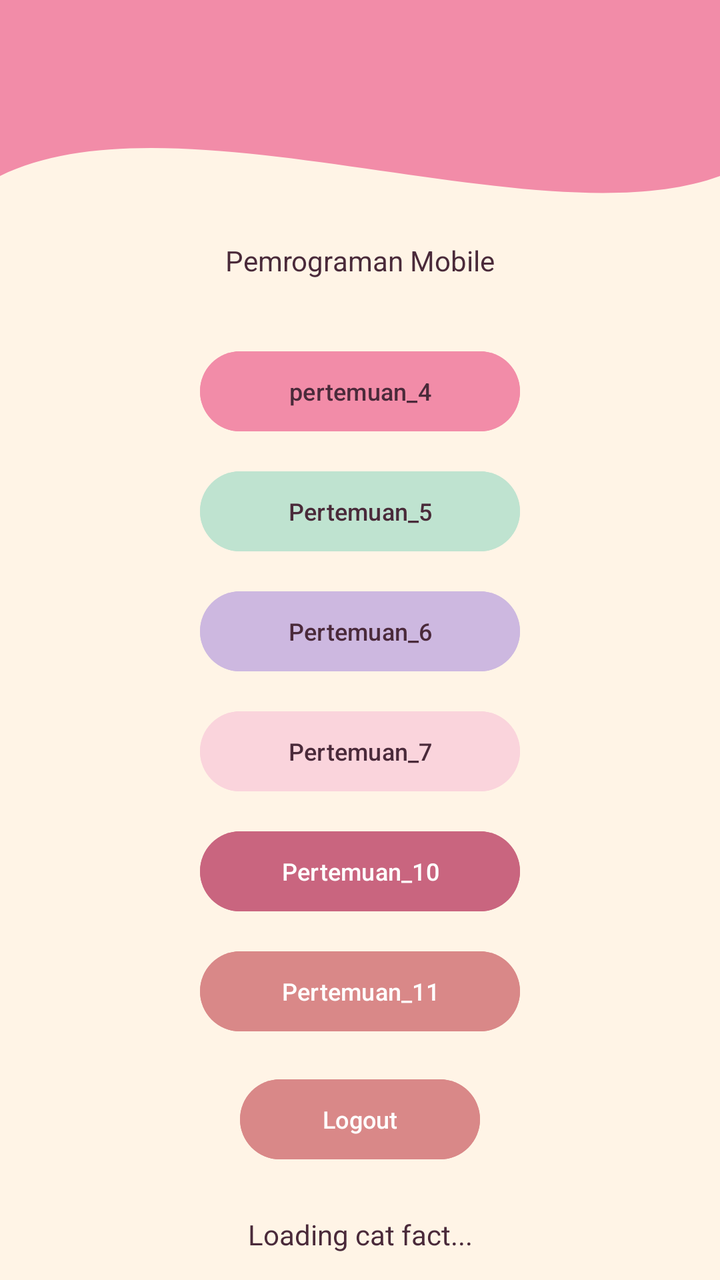
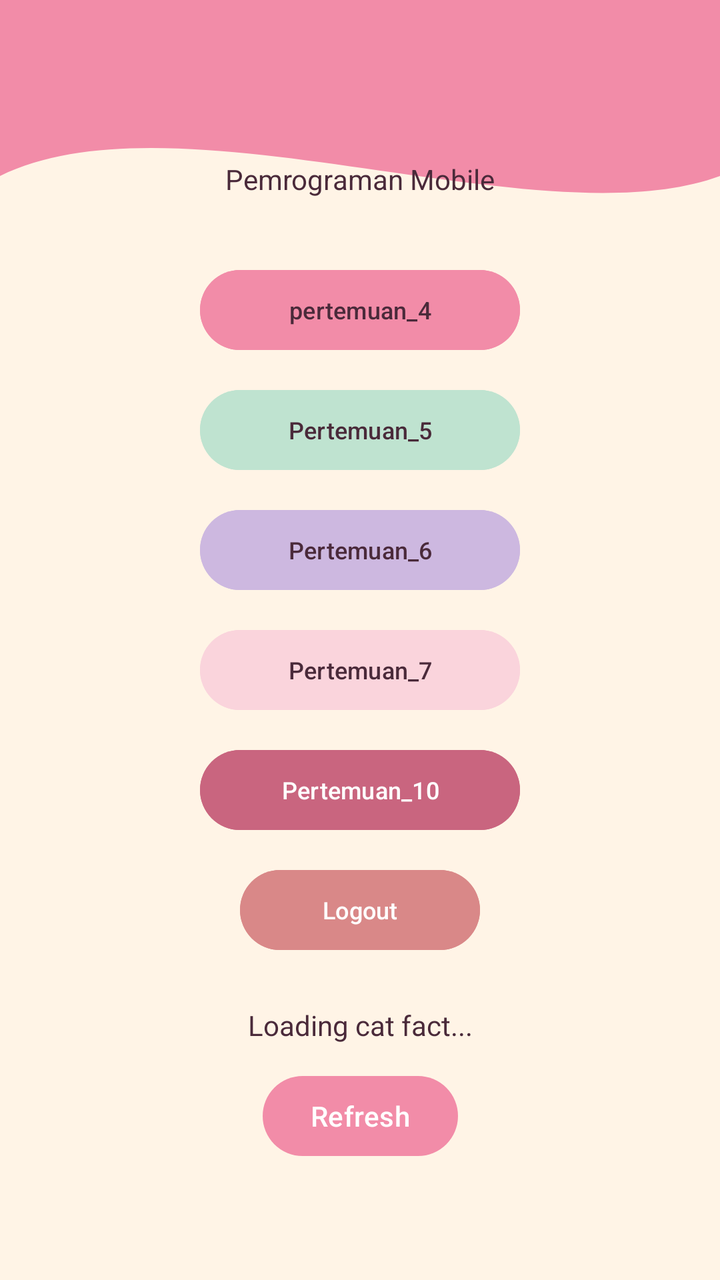

Screens rendered from an Android XML layout before and after an edit, with the pre-edit source and the edit as a unified diff.
<!-- AndroidManifest.xml: application theme Theme.Saturnussalsa -->
<!-- res/layout/fragment_home.xml -->
<?xml version="1.0" encoding="utf-8"?>
<androidx.constraintlayout.widget.ConstraintLayout xmlns:android="http://schemas.android.com/apk/res/android"
    xmlns:app="http://schemas.android.com/apk/res-auto"
    xmlns:tools="http://schemas.android.com/tools"
    android:layout_width="match_parent"
    android:layout_height="match_parent"
    android:background="@color/screen_background"
    tools:context=".home.HomeFragment">

    <View
        android:id="@+id/background_header"
        android:layout_width="0dp"
        android:layout_height="220dp"
        android:background="@drawable/bg_header_wave"
        app:layout_constraintStart_toStartOf="parent"
        app:layout_constraintEnd_toEndOf="parent"
        app:layout_constraintTop_toTopOf="parent"/>

    <androidx.appcompat.widget.Toolbar
        android:id="@+id/toolbar"
        android:layout_width="match_parent"
        android:layout_height="?attr/actionBarSize"
        android:background="@android:color/transparent"
        app:layout_constraintTop_toTopOf="parent"
        app:titleTextColor="@android:color/white" />

    <TextView
        android:id="@+id/textViewWelcome"
        android:layout_width="wrap_content"
        android:layout_height="wrap_content"
        android:text="Pemrograman Mobile"
        android:textColor="@color/text_primary"
        android:textSize="14sp"
        app:layout_constraintBottom_toTopOf="@+id/linearLayoutButtons"
        app:layout_constraintEnd_toEndOf="parent"
        app:layout_constraintStart_toStartOf="parent"
        app:layout_constraintTop_toBottomOf="@+id/toolbar"
        app:layout_constraintVertical_chainStyle="packed" />

    <LinearLayout
        android:id="@+id/linearLayoutButtons"
        android:layout_width="wrap_content"
        android:layout_height="wrap_content"
        android:layout_marginTop="32dp"
        android:gravity="center_horizontal"
        android:orientation="vertical"
        app:layout_constraintBottom_toBottomOf="parent"
        app:layout_constraintEnd_toEndOf="parent"
        app:layout_constraintStart_toStartOf="parent"
        app:layout_constraintTop_toBottomOf="@+id/textViewWelcome">

        <com.google.android.material.button.MaterialButton
            android:id="@+id/btnToFourth"
            android:layout_width="160dp"
            android:layout_height="48dp"
            android:layout_marginBottom="12dp"
            android:backgroundTint="@color/palette_p4"
            android:text="pertemuan_4"
            android:textAllCaps="false"
            android:textColor="@color/text_primary"
            android:textSize="12sp"
            app:cornerRadius="24dp" />

        <com.google.android.material.button.MaterialButton
            android:id="@+id/btnToFifth"
            android:layout_width="160dp"
            android:layout_height="48dp"
            android:layout_marginBottom="12dp"
            android:backgroundTint="@color/palette_p5"
            android:text="Pertemuan_5"
            android:textAllCaps="false"
            android:textColor="@color/text_primary"
            android:textSize="12sp"
            app:cornerRadius="24dp" />

        <com.google.android.material.button.MaterialButton
            android:id="@+id/btnToSixth"
            android:layout_width="160dp"
            android:layout_height="48dp"
            android:layout_marginBottom="12dp"
            android:backgroundTint="@color/palette_p6"
            android:text="Pertemuan_6"
            android:textAllCaps="false"
            android:textColor="@color/text_primary"
            android:textSize="12sp"
            app:cornerRadius="24dp" />

        <com.google.android.material.button.MaterialButton
            android:id="@+id/btnToSeventh"
            android:layout_width="160dp"
            android:layout_height="48dp"
            android:layout_marginBottom="12dp"
            android:backgroundTint="@color/palette_p7"
            android:text="Pertemuan_7"
            android:textAllCaps="false"
            android:textColor="@color/text_primary"
            android:textSize="12sp"
            app:cornerRadius="24dp" />

        <com.google.android.material.button.MaterialButton
            android:id="@+id/btnToTenth"
            android:layout_width="160dp"
            android:layout_height="48dp"
            android:layout_marginBottom="12dp"
            android:backgroundTint="@color/palette_p10"
            android:text="Pertemuan_10"
            android:textAllCaps="false"
            android:textColor="#FFFFFF"
            android:textSize="12sp"
            app:cornerRadius="24dp" />

        <com.google.android.material.button.MaterialButton
            android:id="@+id/btnToEleventh"
            android:layout_width="160dp"
            android:layout_height="48dp"
            android:layout_marginBottom="16dp"
            android:backgroundTint="@color/palette_logout"
            android:text="Pertemuan_11"
            android:textAllCaps="false"
            android:textColor="#FFFFFF"
            android:textSize="12sp"
            app:cornerRadius="24dp" />

        <com.google.android.material.button.MaterialButton
            android:id="@+id/btnLogout"
            android:layout_width="120dp"
            android:layout_height="48dp"
            android:backgroundTint="@color/palette_logout"
            android:text="Logout"
            android:textAllCaps="false"
            android:textColor="#FFFFFF"
            android:textSize="12sp"
            app:cornerRadius="24dp" />

    </LinearLayout>

    <TextView
        android:id="@+id/tvCatFact"
        android:layout_width="match_parent"
        android:layout_height="wrap_content"
        android:layout_marginTop="24dp"
        android:gravity="center"
        android:text="Loading cat fact..."
        android:textAlignment="center"
        android:textSize="14sp"
        android:textColor="@color/text_primary"
        app:layout_constraintTop_toBottomOf="@+id/linearLayoutButtons" />

    <Button
        android:id="@+id/btnRefresh"
        android:layout_width="wrap_content"
        android:layout_height="wrap_content"
        android:layout_marginTop="12dp"
        android:text="Refresh"
        app:layout_constraintStart_toStartOf="parent"
        app:layout_constraintEnd_toEndOf="parent"
        app:layout_constraintTop_toBottomOf="@+id/tvCatFact" />

</androidx.constraintlayout.widget.ConstraintLayout>
<!-- resources referenced by this layout -->
<resources>
  <color name="palette_logout">#D98888</color>
  <color name="palette_p10">@color/dusty_rose</color>
  <color name="palette_p4">@color/rose_pink</color>
  <color name="palette_p5">@color/soft_mint</color>
  <color name="palette_p6">@color/lavender</color>
  <color name="palette_p7">@color/blush</color>
  <color name="screen_background">@color/cream</color>
  <color name="text_primary">@color/plum</color>
  <!-- drawable bg_header_wave (drawable) -->
  <vector xmlns:android="http://schemas.android.com/apk/res/android"
      android:width="100dp"
      android:height="100dp"
      android:viewportWidth="100"
      android:viewportHeight="100">
  
      <path
          android:fillColor="?attr/colorPrimary"
          android:pathData="
              M0,0
              L100,0
              L100,40
              C 75,55
                25,20
                0,40
              Z" />
  </vector>
  <style name="Theme.Saturnussalsa" parent="Base.Theme.Saturnussalsa" />
  <color name="dusty_rose">#C9657F</color>
  <color name="rose_pink">#F28CA8</color>
  <color name="soft_mint">#BFE3D0</color>
  <color name="lavender">#CDB8E0</color>
  <color name="blush">#FAD4DC</color>
  <color name="cream">#FFF4E6</color>
  <color name="plum">#4A2A3A</color>
  <style name="Base.Theme.Saturnussalsa" parent="Theme.Material3.DayNight.NoActionBar">
          
          <item name="colorPrimary">@color/purple_primary</item>
          <item name="colorOnPrimary">@color/white</item>
          <item name="colorPrimaryContainer">@color/purple_container</item>
      </style>
  <color name="purple_primary">@color/rose_pink</color>
  <color name="white">#FFFFFFFF</color>
  <color name="purple_container">@color/cream</color>
</resources>

<!-- the commit's change to res/layout/fragment_home.xml (unified diff, before → after) -->
@@ -1,5 +1,5 @@
 <?xml version="1.0" encoding="utf-8"?>
-<androidx.constraintlayout.widget.ConstraintLayout xmlns:android="http://schemas.android.com/apk/res/android"
+<androidx.coordinatorlayout.widget.CoordinatorLayout xmlns:android="http://schemas.android.com/apk/res/android"
     xmlns:app="http://schemas.android.com/apk/res-auto"
     xmlns:tools="http://schemas.android.com/tools"
     android:layout_width="match_parent"
@@ -7,153 +7,169 @@
     android:background="@color/screen_background"
     tools:context=".home.HomeFragment">
 
+    
     <View
-        android:id="@+id/background_header"
-        android:layout_width="0dp"
+        android:layout_width="match_parent"
         android:layout_height="220dp"
         android:background="@drawable/bg_header_wave"
-        app:layout_constraintStart_toStartOf="parent"
-        app:layout_constraintEnd_toEndOf="parent"
-        app:layout_constraintTop_toTopOf="parent"/>
+        android:layout_gravity="top" />
 
-    <androidx.appcompat.widget.Toolbar
-        android:id="@+id/toolbar"
-        android:layout_width="match_parent"
-        android:layout_height="?attr/actionBarSize"
-        android:background="@android:color/transparent"
-        app:layout_constraintTop_toTopOf="parent"
-        app:titleTextColor="@android:color/white" />
-
-    <TextView
-        android:id="@+id/textViewWelcome"
-        android:layout_width="wrap_content"
-        android:layout_height="wrap_content"
-        android:text="Pemrograman Mobile"
-        android:textColor="@color/text_primary"
-        android:textSize="14sp"
-        app:layout_constraintBottom_toTopOf="@+id/linearLayoutButtons"
-        app:layout_constraintEnd_toEndOf="parent"
-        app:layout_constraintStart_toStartOf="parent"
-        app:layout_constraintTop_toBottomOf="@+id/toolbar"
-        app:layout_constraintVertical_chainStyle="packed" />
-
-    <LinearLayout
-        android:id="@+id/linearLayoutButtons"
-        android:layout_width="wrap_content"
-        android:layout_height="wrap_content"
-        android:layout_marginTop="32dp"
-        android:gravity="center_horizontal"
-        android:orientation="vertical"
-        app:layout_constraintBottom_toBottomOf="parent"
-        app:layout_constraintEnd_toEndOf="parent"
-        app:layout_constraintStart_toStartOf="parent"
-        app:layout_constraintTop_toBottomOf="@+id/textViewWelcome">
-
-        <com.google.android.material.button.MaterialButton
-            android:id="@+id/btnToFourth"
-            android:layout_width="160dp"
-            android:layout_height="48dp"
-            android:layout_marginBottom="12dp"
-            android:backgroundTint="@color/palette_p4"
-            android:text="pertemuan_4"
-            android:textAllCaps="false"
-            android:textColor="@color/text_primary"
-            android:textSize="12sp"
-            app:cornerRadius="24dp" />
-
-        <com.google.android.material.button.MaterialButton
-            android:id="@+id/btnToFifth"
-            android:layout_width="160dp"
-            android:layout_height="48dp"
-            android:layout_marginBottom="12dp"
-            android:backgroundTint="@color/palette_p5"
-            android:text="Pertemuan_5"
-            android:textAllCaps="false"
-            android:textColor="@color/text_primary"
-            android:textSize="12sp"
-            app:cornerRadius="24dp" />
-
-        <com.google.android.material.button.MaterialButton
-            android:id="@+id/btnToSixth"
-            android:layout_width="160dp"
-            android:layout_height="48dp"
-            android:layout_marginBottom="12dp"
-            android:backgroundTint="@color/palette_p6"
-            android:text="Pertemuan_6"
-            android:textAllCaps="false"
-            android:textColor="@color/text_primary"
-            android:textSize="12sp"
-            app:cornerRadius="24dp" />
-
-        <com.google.android.material.button.MaterialButton
-            android:id="@+id/btnToSeventh"
-            android:layout_width="160dp"
-            android:layout_height="48dp"
-            android:layout_marginBottom="12dp"
-            android:backgroundTint="@color/palette_p7"
-            android:text="Pertemuan_7"
-            android:textAllCaps="false"
-            android:textColor="@color/text_primary"
-            android:textSize="12sp"
-            app:cornerRadius="24dp" />
-
-        <com.google.android.material.button.MaterialButton
-            android:id="@+id/btnToTenth"
-            android:layout_width="160dp"
-            android:layout_height="48dp"
-            android:layout_marginBottom="12dp"
-            android:backgroundTint="@color/palette_p10"
-            android:text="Pertemuan_10"
-            android:textAllCaps="false"
-            android:textColor="#FFFFFF"
-            android:textSize="12sp"
-            app:cornerRadius="24dp" />
-
-        <com.google.android.material.button.MaterialButton
-            android:id="@+id/btnToEleventh"
-            android:layout_width="160dp"
-            android:layout_height="48dp"
-            android:layout_marginBottom="16dp"
-            android:backgroundTint="@color/palette_logout"
-            android:text="Pertemuan_11"
-            android:textAllCaps="false"
-            android:textColor="#FFFFFF"
-            android:textSize="12sp"
-            app:cornerRadius="24dp" />
-
-        <com.google.android.material.button.MaterialButton
-            android:id="@+id/btnLogout"
-            android:layout_width="120dp"
-            android:layout_height="48dp"
-            android:backgroundTint="@color/palette_logout"
-            android:text="Logout"
-            android:textAllCaps="false"
-            android:textColor="#FFFFFF"
-            android:textSize="12sp"
-            app:cornerRadius="24dp" />
-
-    </LinearLayout>
-
-    <TextView
-        android:id="@+id/tvCatFact"
+    <com.google.android.material.appbar.AppBarLayout
+        android:id="@+id/appBarLayout"
         android:layout_width="match_parent"
         android:layout_height="wrap_content"
-        android:layout_marginTop="24dp"
-        android:gravity="center"
-        android:text="Loading cat fact..."
-        android:textAlignment="center"
-        android:textSize="14sp"
-        android:textColor="@color/text_primary"
-        app:layout_constraintTop_toBottomOf="@+id/linearLayoutButtons" />
+        android:background="@android:color/transparent"
+        app:elevation="0dp"
+        android:theme="@style/ThemeOverlay.AppCompat.Dark.ActionBar">
 
-    <Button
-        android:id="@+id/btnRefresh"
-        android:layout_width="wrap_content"
-        android:layout_height="wrap_content"
-        android:layout_marginTop="12dp"
-        android:text="Refresh"
-        app:layout_constraintStart_toStartOf="parent"
-        app:layout_constraintEnd_toEndOf="parent"
-        app:layout_constraintTop_toBottomOf="@+id/tvCatFact" />
+        <androidx.appcompat.widget.Toolbar
+            android:id="@+id/toolbar"
+            android:layout_width="match_parent"
+            android:layout_height="?attr/actionBarSize"
+            android:background="@android:color/transparent"
+            app:titleTextColor="@android:color/white"
+            app:layout_scrollFlags="scroll|enterAlways" />
 
-</androidx.constraintlayout.widget.ConstraintLayout>
+    </com.google.android.material.appbar.AppBarLayout>
+
+    
+    <androidx.core.widget.NestedScrollView
+        android:layout_width="match_parent"
+        android:layout_height="match_parent"
+        android:fillViewport="true"
+        app:layout_behavior="@string/appbar_scrolling_view_behavior">
+
+        <androidx.constraintlayout.widget.ConstraintLayout
+            android:layout_width="match_parent"
+            android:layout_height="wrap_content"
+            android:padding="16dp">
+
+            <TextView
+                android:id="@+id/textViewWelcome"
+                android:layout_width="wrap_content"
+                android:layout_height="wrap_content"
+                android:text="Pemrograman Mobile"
+                android:textColor="@color/text_primary"
+                android:textSize="14sp"
+                app:layout_constraintEnd_toEndOf="parent"
+                app:layout_constraintStart_toStartOf="parent"
+                app:layout_constraintTop_toTopOf="parent" />
+
+            <LinearLayout
+                android:id="@+id/linearLayoutButtons"
+                android:layout_width="wrap_content"
+                android:layout_height="wrap_content"
+                android:layout_marginTop="32dp"
+                android:gravity="center_horizontal"
+                android:orientation="vertical"
+                app:layout_constraintEnd_toEndOf="parent"
+                app:layout_constraintStart_toStartOf="parent"
+                app:layout_constraintTop_toBottomOf="@+id/textViewWelcome">
+
+                <com.google.android.material.button.MaterialButton
+                    android:id="@+id/btnToFourth"
+                    android:layout_width="160dp"
+                    android:layout_height="48dp"
+                    android:layout_marginBottom="12dp"
+                    android:backgroundTint="@color/palette_p4"
+                    android:text="pertemuan_4"
+                    android:textAllCaps="false"
+                    android:textColor="@color/text_primary"
+                    android:textSize="12sp"
+                    app:cornerRadius="24dp" />
+
+                <com.google.android.material.button.MaterialButton
+                    android:id="@+id/btnToFifth"
+                    android:layout_width="160dp"
+                    android:layout_height="48dp"
+                    android:layout_marginBottom="12dp"
+                    android:backgroundTint="@color/palette_p5"
+                    android:text="Pertemuan_5"
+                    android:textAllCaps="false"
+                    android:textColor="@color/text_primary"
+                    android:textSize="12sp"
+                    app:cornerRadius="24dp" />
+
+                <com.google.android.material.button.MaterialButton
+                    android:id="@+id/btnToSixth"
+                    android:layout_width="160dp"
+                    android:layout_height="48dp"
+                    android:layout_marginBottom="12dp"
+                    android:backgroundTint="@color/palette_p6"
+                    android:text="Pertemuan_6"
+                    android:textAllCaps="false"
+                    android:textColor="@color/text_primary"
+                    android:textSize="12sp"
+                    app:cornerRadius="24dp" />
+
+                <com.google.android.material.button.MaterialButton
+                    android:id="@+id/btnToSeventh"
+                    android:layout_width="160dp"
+                    android:layout_height="48dp"
+                    android:layout_marginBottom="12dp"
+                    android:backgroundTint="@color/palette_p7"
+                    android:text="Pertemuan_7"
+                    android:textAllCaps="false"
+                    android:textColor="@color/text_primary"
+                    android:textSize="12sp"
+                    app:cornerRadius="24dp" />
+
+                <com.google.android.material.button.MaterialButton
+                    android:id="@+id/btnToTenth"
+                    android:layout_width="160dp"
+                    android:layout_height="48dp"
+                    android:layout_marginBottom="12dp"
+                    android:backgroundTint="@color/palette_p10"
+                    android:text="Pertemuan_10"
+                    android:textAllCaps="false"
+                    android:textColor="#FFFFFF"
+                    android:textSize="12sp"
+                    app:cornerRadius="24dp" />
+
+                <com.google.android.material.button.MaterialButton
+                    android:id="@+id/btnLogout"
+                    android:layout_width="120dp"
+                    android:layout_height="48dp"
+                    android:backgroundTint="@color/palette_logout"
+                    android:text="Logout"
+                    android:textAllCaps="false"
+                    android:textColor="#FFFFFF"
+                    android:textSize="12sp"
+                    app:cornerRadius="24dp" />
+
+            </LinearLayout>
+
+            <TextView
+                android:id="@+id/tvCatFact"
+                android:layout_width="match_parent"
+                android:layout_height="wrap_content"
+                android:layout_marginTop="24dp"
+                android:gravity="center"
+                android:text="Loading cat fact..."
+                android:textAlignment="center"
+                android:textColor="@color/text_primary"
+                android:textSize="14sp"
+                app:layout_constraintTop_toBottomOf="@+id/linearLayoutButtons" />
+
+            <Button
+                android:id="@+id/btnRefresh"
+                android:layout_width="wrap_content"
+                android:layout_height="wrap_content"
+                android:layout_marginTop="12dp"
+                android:text="Refresh"
+                app:layout_constraintEnd_toEndOf="parent"
+                app:layout_constraintStart_toStartOf="parent"
+                app:layout_constraintTop_toBottomOf="@+id/tvCatFact" />
+
+            <androidx.recyclerview.widget.RecyclerView
+                android:id="@+id/rvGallery"
+                android:layout_width="match_parent"
+                android:layout_height="wrap_content"
+                android:padding="8dp"
+                app:layout_constraintTop_toBottomOf="@+id/btnRefresh" />
+
+        </androidx.constraintlayout.widget.ConstraintLayout>
+
+    </androidx.core.widget.NestedScrollView>
+
+</androidx.coordinatorlayout.widget.CoordinatorLayout>
